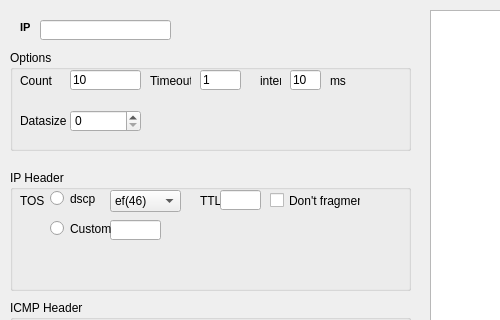
Qt form mainwindow.ui (Antonotna/GEPinger) before a commit; both pictures show x 0 to 500 and y 0 to 320 of the 835 by 562 pixel window.
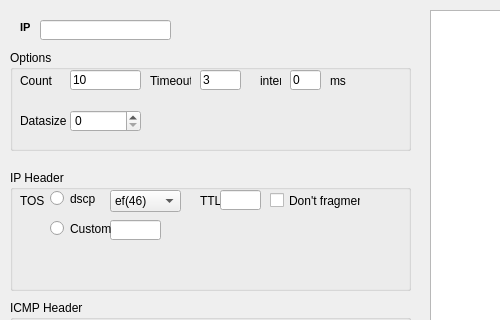
The same form after that commit. Custom widgets are drawn as their Qt base class.

Commit message: 1.4 Correct interval

Patch:
```diff
--- a/mainwindow.ui
+++ b/mainwindow.ui
@@ -413,7 +413,7 @@
       </rect>
      </property>
      <property name="text">
-      <string>1</string>
+      <string>3</string>
      </property>
     </widget>
     <widget class="QLabel" name="label_5">
@@ -439,7 +439,7 @@
       </rect>
      </property>
      <property name="text">
-      <string>10</string>
+      <string>0</string>
      </property>
     </widget>
     <widget class="QLabel" name="label_7">
```
The commit also changes 2 other files.
